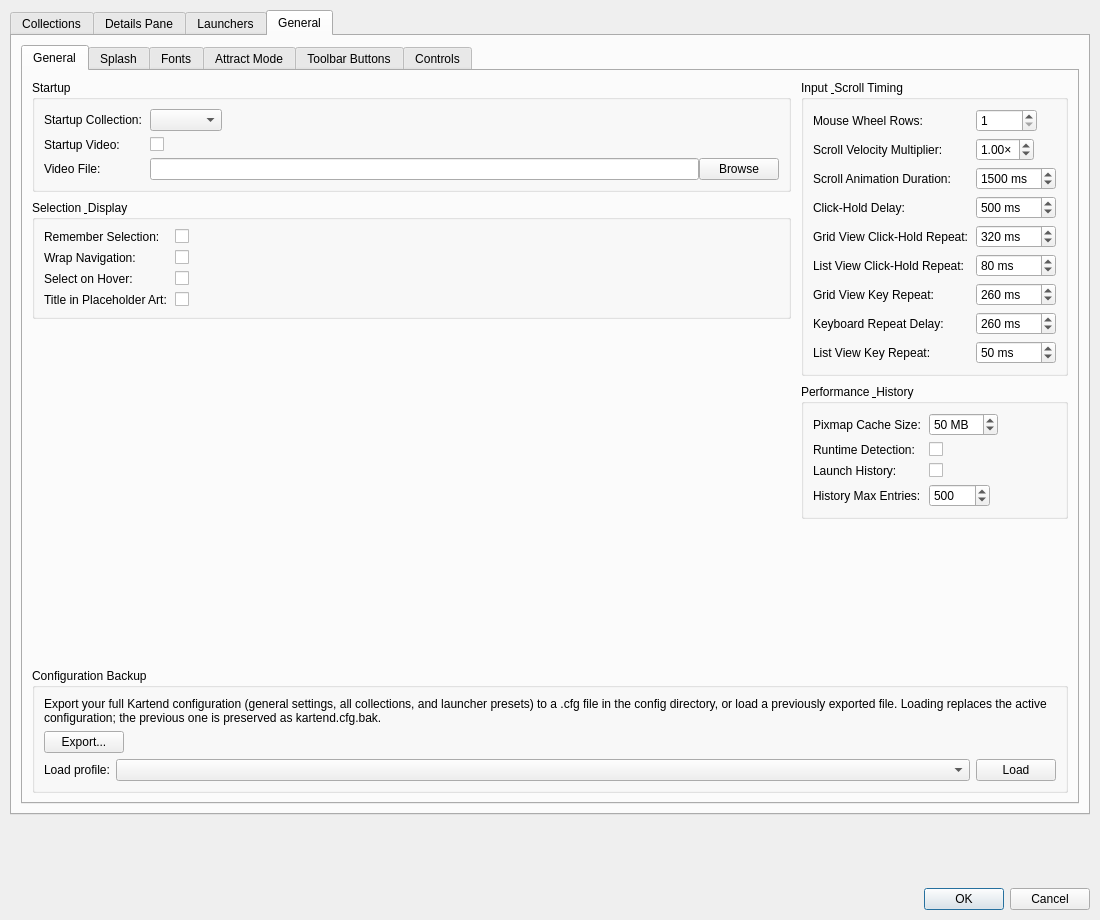
EtherAura/Kartend, file src/ui/dialogs/settingsdialog.ui: the form before one commit.
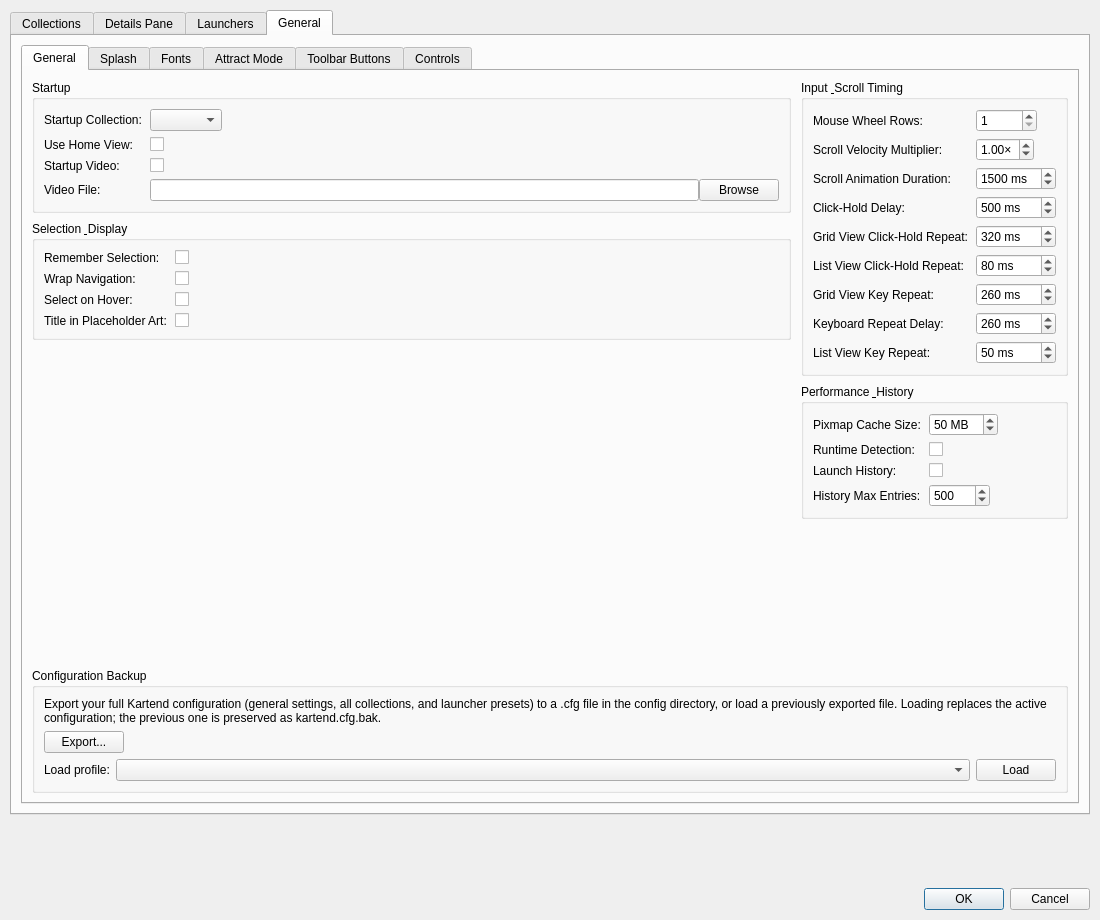
The form after the commit. The open tabs and pages were chosen to show the change. Icons and pictures are not drawn. Custom widgets are drawn as their Qt base class.

Commit message: feat(navigation): synthetic Home view across root collections (Kartend-83iu)

Patch:
```diff
--- a/src/ui/dialogs/settingsdialog.ui
+++ b/src/ui/dialogs/settingsdialog.ui
@@ -1929,21 +1929,31 @@
                    </widget>
                   </item>
                   <item row="1" column="0">
+                   <widget class="QLabel" name="useHomeViewLabel">
+                    <property name="text"><string>Use Home View:</string></property>
+                   </widget>
+                  </item>
+                  <item row="1" column="1">
+                   <widget class="QCheckBox" name="useHomeViewCheckBox">
+                    <property name="toolTip"><string>Open a synthetic Home view at startup that shows one tile per root collection. Overrides Startup Collection when no specific collection is selected. Back from any root-level collection returns here.</string></property>
+                   </widget>
+                  </item>
+                  <item row="2" column="0">
                    <widget class="QLabel" name="startupVideoEnabledLabel">
                     <property name="text"><string>Startup Video:</string></property>
                    </widget>
                   </item>
-                  <item row="1" column="1">
+                  <item row="2" column="1">
                    <widget class="QCheckBox" name="startupVideoEnabledCheckBox">
                     <property name="toolTip"><string>Play a configurable video on application launch. Skippable via any key or click.</string></property>
                    </widget>
                   </item>
-                  <item row="2" column="0">
+                  <item row="3" column="0">
                    <widget class="QLabel" name="startupVideoPathLabel">
                     <property name="text"><string>Video File:</string></property>
                    </widget>
                   </item>
-                  <item row="2" column="1">
+                  <item row="3" column="1">
                    <layout class="QHBoxLayout" name="startupVideoPathLayout">
                     <item>
                      <widget class="QLineEdit" name="startupVideoPathLineEdit">
```
The commit also changes 15 other files.
